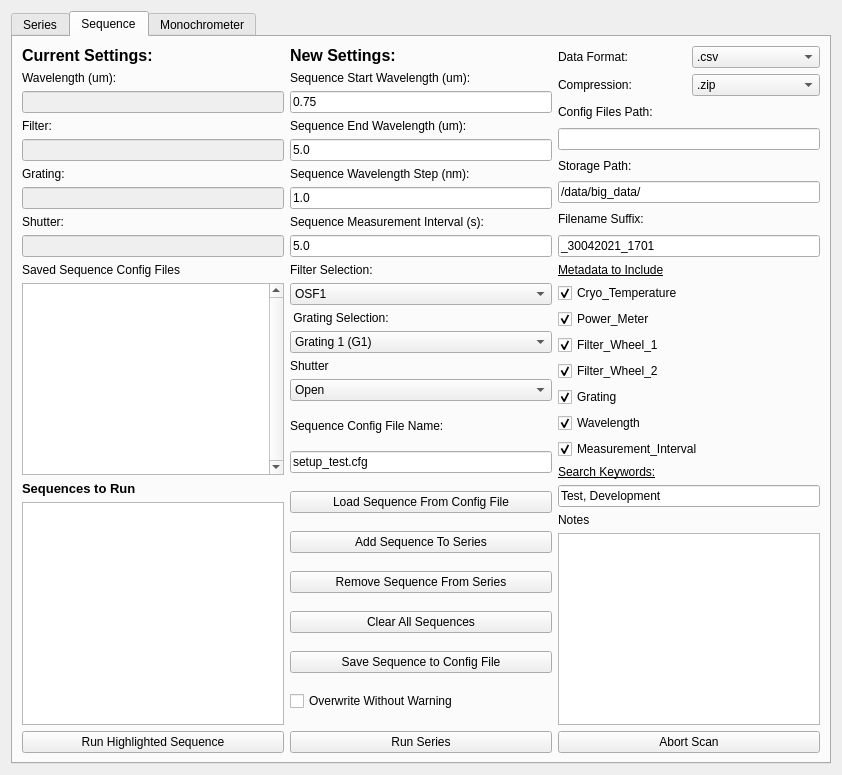
Old version of the form SPHEREx-Calibration-Automation/pylab/pylabcal/pylabcalgui/QTDesigner/scanWindowDialog3.ui in the repository samcondon4/SPHEREx-lab-tools.
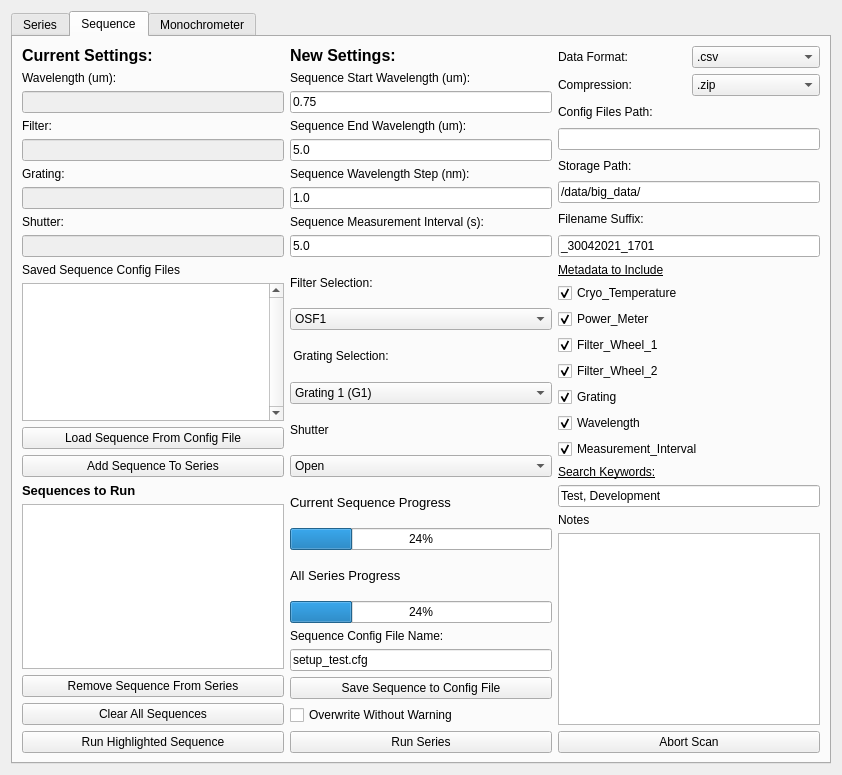
New version of the form. The open tabs and pages were chosen to show the change.

Commit message: Moved buttons around

```diff
--- a/SPHEREx-Calibration-Automation/pylab/pylabcal/pylabcalgui/QTDesigner/scanWindowDialog3.ui
+++ b/SPHEREx-Calibration-Automation/pylab/pylabcal/pylabcalgui/QTDesigner/scanWindowDialog3.ui
@@ -14,10 +14,10 @@
    <string>Dialog</string>
   </property>
   <layout class="QGridLayout" name="gridLayout">
-   <item row="0" column="0">
+   <item row="1" column="0">
     <widget class="QTabWidget" name="tabWidget">
      <property name="currentIndex">
-      <number>2</number>
+      <number>1</number>
      </property>
      <widget class="QWidget" name="tab1_series_scan">
       <attribute name="title">
@@ -753,94 +753,35 @@
            </property>
           </widget>
          </item>
-        </layout>
-       </item>
-       <item row="2" column="1">
-        <layout class="QVBoxLayout" name="new_params2_gridLayout_tab2">
          <item>
-          <widget class="QLabel" name="osf_select_label_tab2">
-           <property name="text">
-            <string>Filter Selection:</string>
+          <widget class="QPushButton" name="load_sequence_button_tab2">
+           <property name="sizePolicy">
+            <sizepolicy hsizetype="Minimum" vsizetype="Maximum">
+             <horstretch>0</horstretch>
+             <verstretch>0</verstretch>
+            </sizepolicy>
            </property>
-          </widget>
-         </item>
-         <item>
-          <widget class="QComboBox" name="osf_select_cbox">
-           <item>
-            <property name="text">
-             <string>OSF1</string>
-            </property>
-           </item>
-           <item>
-            <property name="text">
-             <string>OSF2</string>
-            </property>
-           </item>
-           <item>
-            <property name="text">
-             <string>OSF3</string>
-            </property>
-           </item>
-           <item>
-            <property name="text">
-             <string>OSF4</string>
-            </property>
-           </item>
-          </widget>
-         </item>
-         <item>
-          <widget class="QLabel" name="grating_select_label_tab2">
            <property name="text">
-            <string> Grating Selection:</string>
+            <string>Load Sequence From Config File</string>
            </property>
           </widget>
          </item>
          <item>
-          <widget class="QComboBox" name="grating_select_cbox_tab2">
-           <property name="currentIndex">
-            <number>0</number>
+          <widget class="QPushButton" name="add_sequence_button_tab2">
+           <property name="sizePolicy">
+            <sizepolicy hsizetype="Minimum" vsizetype="Maximum">
+             <horstretch>0</horstretch>
+             <verstretch>0</verstretch>
+            </sizepolicy>
            </property>
-           <item>
-            <property name="text">
-             <string>Grating 1 (G1)</string>
-            </property>
-           </item>
-           <item>
-            <property name="text">
-             <string>Grating 2 (G2)</string>
-            </property>
-           </item>
-           <item>
-            <property name="text">
-             <string>Grating 3 (G3)</string>
-            </property>
-           </item>
-          </widget>
-         </item>
-         <item>
-          <widget class="QLabel" name="shutter_position_label_tab2">
            <property name="text">
-            <string>Shutter</string>
+            <string>Add Sequence To Series</string>
            </property>
           </widget>
          </item>
-         <item>
-          <widget class="QComboBox" name="shutter_position_cbox_tab2">
-           <item>
-            <property name="text">
-             <string>Open</string>
-            </property>
-           </item>
-           <item>
-            <property name="text">
-             <string>Closed</string>
-            </property>
-           </item>
-          </widget>
-         </item>
         </layout>
        </item>
-       <item row="2" column="2" rowspan="3">
+       <item row="2" column="2" rowspan="4">
         <layout class="QVBoxLayout" name="metadata_verticalLayout_tab2">
          <item>
           <widget class="QLabel" name="metadata_label_tab2">
@@ -961,7 +902,80 @@
          </item>
         </layout>
        </item>
-       <item row="3" column="1" rowspan="2">
+       <item row="4" column="0" rowspan="2">
+        <layout class="QVBoxLayout" name="run_series_verticalLayout_tab2">
+         <item>
+          <widget class="QLabel" name="series_configs_label_tab2">
+           <property name="font">
+            <font>
+             <pointsize>10</pointsize>
+             <weight>75</weight>
+             <bold>true</bold>
+            </font>
+           </property>
+           <property name="text">
+            <string>Sequences to Run</string>
+           </property>
+          </widget>
+         </item>
+         <item>
+          <widget class="QListWidget" name="series_config_files_tab2">
+           <property name="verticalScrollBarPolicy">
+            <enum>Qt::ScrollBarAsNeeded</enum>
+           </property>
+           <property name="dragEnabled">
+            <bool>true</bool>
+           </property>
+           <property name="dragDropMode">
+            <enum>QAbstractItemView::DragDrop</enum>
+           </property>
+           <property name="selectionMode">
+            <enum>QAbstractItemView::MultiSelection</enum>
+           </property>
+          </widget>
+         </item>
+         <item>
+          <widget class="QPushButton" name="remove_sequence_button_tab2">
+           <property name="text">
+            <string>Remove Sequence From Series</string>
+           </property>
+          </widget>
+         </item>
+         <item>
+          <widget class="QPushButton" name="clear_all_sequences_button_tab_2">
+           <property name="text">
+            <string>Clear All Sequences</string>
+           </property>
+          </widget>
+         </item>
+        </layout>
+       </item>
+       <item row="6" column="0" colspan="3">
+        <layout class="QHBoxLayout" name="run_bottons_horizontalLayout_tab2">
+         <item>
+          <widget class="QPushButton" name="run_single_tab2">
+           <property name="text">
+            <string>Run Highlighted Sequence</string>
+           </property>
+          </widget>
+         </item>
+         <item>
+          <widget class="QPushButton" name="run_series_tab2">
+           <property name="text">
+            <string>Run Series</string>
+           </property>
+          </widget>
+         </item>
+         <item>
+          <widget class="QPushButton" name="abort_scan_button_tab2">
+           <property name="text">
+            <string>Abort Scan</string>
+           </property>
+          </widget>
+         </item>
+        </layout>
+       </item>
+       <item row="5" column="1">
         <layout class="QVBoxLayout" name="verticalLayout">
          <item>
           <widget class="QLabel" name="sequence_name_label_tab2">
@@ -986,46 +1000,6 @@
            </property>
           </widget>
          </item>
-         <item>
-          <widget class="QPushButton" name="load_sequence_button_tab2">
-           <property name="sizePolicy">
-            <sizepolicy hsizetype="Minimum" vsizetype="Maximum">
-             <horstretch>0</horstretch>
-             <verstretch>0</verstretch>
-            </sizepolicy>
-           </property>
-           <property name="text">
-            <string>Load Sequence From Config File</string>
-           </property>
-          </widget>
-         </item>
-         <item>
-          <widget class="QPushButton" name="add_sequence_button_tab2">
-           <property name="sizePolicy">
-            <sizepolicy hsizetype="Minimum" vsizetype="Maximum">
-             <horstretch>0</horstretch>
-             <verstretch>0</verstretch>
-            </sizepolicy>
-           </property>
-           <property name="text">
-            <string>Add Sequence To Series</string>
-           </property>
-          </widget>
-         </item>
-         <item>
-          <widget class="QPushButton" name="remove_sequence_button_tab2">
-           <property name="text">
-            <string>Remove Sequence From Series</string>
-           </property>
-          </widget>
-         </item>
-         <item>
-          <widget class="QPushButton" name="clear_all_sequences_button_tab_2">
-           <property name="text">
-            <string>Clear All Sequences</string>
-           </property>
-          </widget>
-         </item>
          <item>
           <widget class="QPushButton" name="save_sequence_pushButton_tab2">
            <property name="text">
@@ -1042,63 +1016,131 @@
          </item>
         </layout>
        </item>
-       <item row="4" column="0">
-        <layout class="QVBoxLayout" name="run_series_verticalLayout_tab2">
+       <item row="4" column="1">
+        <layout class="QVBoxLayout" name="progressBar_verticalLayout_tab1_2">
          <item>
-          <widget class="QLabel" name="series_configs_label_tab2">
+          <widget class="QLabel" name="sequence_progress_label_tab1_2">
            <property name="font">
             <font>
              <pointsize>10</pointsize>
-             <weight>75</weight>
-             <bold>true</bold>
             </font>
            </property>
            <property name="text">
-            <string>Sequences to Run</string>
+            <string>Current Sequence Progress</string>
            </property>
           </widget>
          </item>
          <item>
-          <widget class="QListWidget" name="series_config_files_tab2">
-           <property name="verticalScrollBarPolicy">
-            <enum>Qt::ScrollBarAsNeeded</enum>
+          <widget class="QProgressBar" name="sequence_progressBar_tab1_2">
+           <property name="value">
+            <number>24</number>
            </property>
-           <property name="dragEnabled">
-            <bool>true</bool>
+          </widget>
+         </item>
+         <item>
+          <widget class="QLabel" name="series_progress_label_tab1_2">
+           <property name="font">
+            <font>
+             <pointsize>10</pointsize>
+            </font>
            </property>
-           <property name="dragDropMode">
-            <enum>QAbstractItemView::DragDrop</enum>
+           <property name="text">
+            <string>All Series Progress</string>
            </property>
-           <property name="selectionMode">
-            <enum>QAbstractItemView::MultiSelection</enum>
+          </widget>
+         </item>
+         <item>
+          <widget class="QProgressBar" name="series_progressBar_tab1_2">
+           <property name="value">
+            <number>24</number>
            </property>
           </widget>
          </item>
         </layout>
        </item>
-       <item row="5" column="0" colspan="3">
-        <layout class="QHBoxLayout" name="run_bottons_horizontalLayout_tab2">
+       <item row="2" column="1" rowspan="2">
+        <layout class="QVBoxLayout" name="new_params2_gridLayout_tab2">
          <item>
-          <widget class="QPushButton" name="run_single_tab2">
+          <widget class="QLabel" name="osf_select_label_tab2">
            <property name="text">
-            <string>Run Highlighted Sequence</string>
+            <string>Filter Selection:</string>
            </property>
           </widget>
          </item>
          <item>
-          <widget class="QPushButton" name="run_series_tab2">
+          <widget class="QComboBox" name="osf_select_cbox">
+           <item>
+            <property name="text">
+             <string>OSF1</string>
+            </property>
+           </item>
+           <item>
+            <property name="text">
+             <string>OSF2</string>
+            </property>
+           </item>
+           <item>
+            <property name="text">
+             <string>OSF3</string>
+            </property>
+           </item>
+           <item>
+            <property name="text">
+             <string>OSF4</string>
+            </property>
+           </item>
+          </widget>
+         </item>
+         <item>
+          <widget class="QLabel" name="grating_select_label_tab2">
            <property name="text">
-            <string>Run Series</string>
+            <string> Grating Selection:</string>
            </property>
           </widget>
          </item>
          <item>
-          <widget class="QPushButton" name="abort_scan_button_tab2">
+          <widget class="QComboBox" name="grating_select_cbox_tab2">
+           <property name="currentIndex">
+            <number>0</number>
+           </property>
+           <item>
+            <property name="text">
+             <string>Grating 1 (G1)</string>
+            </property>
+           </item>
+           <item>
+            <property name="text">
+             <string>Grating 2 (G2)</string>
+            </property>
+           </item>
+           <item>
+            <property name="text">
+             <string>Grating 3 (G3)</string>
+            </property>
+           </item>
+          </widget>
+         </item>
+         <item>
+          <widget class="QLabel" name="shutter_position_label_tab2">
            <property name="text">
-            <string>Abort Scan</string>
+            <string>Shutter</string>
            </property>
           </widget>
          </item>
+         <item>
+          <widget class="QComboBox" name="shutter_position_cbox_tab2">
+           <item>
+            <property name="text">
+             <string>Open</string>
+            </property>
+           </item>
+           <item>
+            <property name="text">
+             <string>Closed</string>
+            </property>
+           </item>
+          </widget>
+         </item>
         </layout>
        </item>
       </layout>
```
The commit also changes 2 other files.
